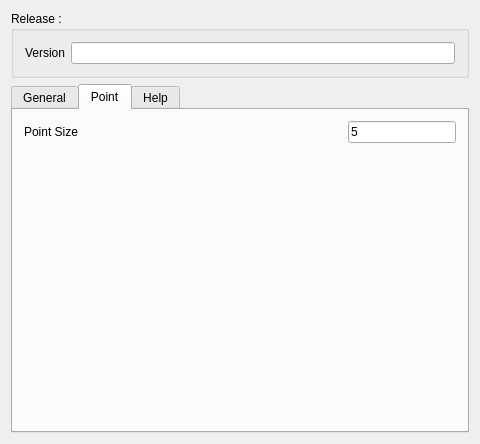
Above: Resources/Ui/WorkFeature_prefs.ui from Rentlau/WorkFeature-WB before the change. Below: the same form after it.
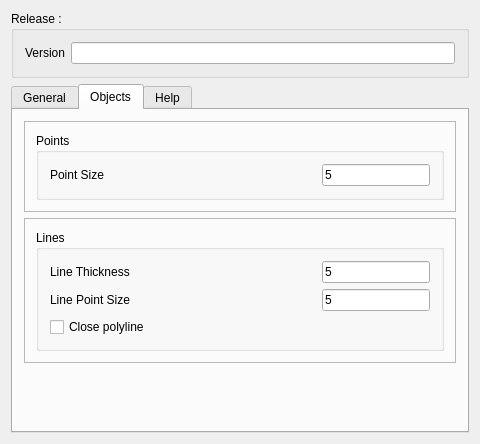
That is the form after the change. The open tabs and pages were chosen to show the change. Icons and pictures are not drawn. Custom widgets are drawn as their Qt base class.

Commit message: twoPointsLine function added

```diff
--- a/Resources/Ui/WorkFeature_prefs.ui
+++ b/Resources/Ui/WorkFeature_prefs.ui
@@ -216,10 +216,28 @@
      </widget>
      <widget class="QWidget" name="tab_point">
       <attribute name="title">
-       <string>Point</string>
+       <string>Objects</string>
       </attribute>
+      <layout class="QGridLayout" name="gridLayout_10">
+       <item row="0" column="0">
+        <widget class="QFrame" name="frame">
+         <property name="frameShape">
+          <enum>QFrame::StyledPanel</enum>
+         </property>
+         <property name="frameShadow">
+          <enum>QFrame::Raised</enum>
+         </property>
       <layout class="QGridLayout" name="gridLayout_8">
        <item row="0" column="0">
+           <widget class="QGroupBox" name="groupBox">
+            <property name="title">
+             <string>Points</string>
+            </property>
+            <property name="flat">
+             <bool>true</bool>
+            </property>
+            <layout class="QVBoxLayout" name="verticalLayout_2">
+             <item>
         <layout class="QHBoxLayout" name="horizontalLayout_2">
          <item>
           <widget class="QLabel" name="point_label">
@@ -270,7 +288,158 @@
          </item>
         </layout>
        </item>
+            </layout>
+           </widget>
+          </item>
+         </layout>
+        </widget>
+       </item>
        <item row="1" column="0">
+        <widget class="QFrame" name="frame_2">
+         <property name="frameShape">
+          <enum>QFrame::StyledPanel</enum>
+         </property>
+         <property name="frameShadow">
+          <enum>QFrame::Raised</enum>
+         </property>
+         <layout class="QGridLayout" name="gridLayout_9">
+          <item row="0" column="0">
+           <widget class="QGroupBox" name="groupBox_4">
+            <property name="title">
+             <string>Lines</string>
+            </property>
+            <layout class="QVBoxLayout" name="verticalLayout">
+             <item>
+              <layout class="QHBoxLayout" name="horizontalLayout_3">
+               <item>
+                <widget class="QLabel" name="line_label">
+                 <property name="enabled">
+                  <bool>true</bool>
+                 </property>
+                 <property name="sizePolicy">
+                  <sizepolicy hsizetype="Expanding" vsizetype="Preferred">
+                   <horstretch>0</horstretch>
+                   <verstretch>0</verstretch>
+                  </sizepolicy>
+                 </property>
+                 <property name="toolTip">
+                  <string>&lt;html&gt;&lt;head/&gt;&lt;body&gt;&lt;p&gt;Change the thickness of next generated line(s).&lt;/p&gt;&lt;/body&gt;&lt;/html&gt;</string>
+                 </property>
+                 <property name="text">
+                  <string>Line Thickness</string>
+                 </property>
+                </widget>
+               </item>
+               <item>
+                <widget class="Gui::PrefLineEdit" name="line_edit">
+                 <property name="sizePolicy">
+                  <sizepolicy hsizetype="Minimum" vsizetype="Fixed">
+                   <horstretch>0</horstretch>
+                   <verstretch>0</verstretch>
+                  </sizepolicy>
+                 </property>
+                 <property name="minimumSize">
+                  <size>
+                   <width>100</width>
+                   <height>0</height>
+                  </size>
+                 </property>
+                 <property name="toolTip">
+                  <string>&lt;html&gt;&lt;head/&gt;&lt;body&gt;&lt;p&gt;Change the thickness of future line(s).&lt;/p&gt;&lt;/body&gt;&lt;/html&gt;</string>
+                 </property>
+                 <property name="text">
+                  <string>5</string>
+                 </property>
+                 <property name="prefEntry" stdset="0">
+                  <cstring>lineThickness</cstring>
+                 </property>
+                 <property name="prefPath" stdset="0">
+                  <cstring>Mod/WF</cstring>
+                 </property>
+                </widget>
+               </item>
+              </layout>
+             </item>
+             <item>
+              <layout class="QHBoxLayout" name="horizontalLayout_4">
+               <item>
+                <widget class="QLabel" name="line_label_2">
+                 <property name="enabled">
+                  <bool>true</bool>
+                 </property>
+                 <property name="sizePolicy">
+                  <sizepolicy hsizetype="Expanding" vsizetype="Preferred">
+                   <horstretch>0</horstretch>
+                   <verstretch>0</verstretch>
+                  </sizepolicy>
+                 </property>
+                 <property name="toolTip">
+                  <string>&lt;html&gt;&lt;head/&gt;&lt;body&gt;&lt;p&gt;Change the points size of next generated line(s).&lt;/p&gt;&lt;/body&gt;&lt;/html&gt;</string>
+                 </property>
+                 <property name="text">
+                  <string>Line Point Size</string>
+                 </property>
+                </widget>
+               </item>
+               <item>
+                <widget class="Gui::PrefLineEdit" name="line_edit_2">
+                 <property name="sizePolicy">
+                  <sizepolicy hsizetype="Minimum" vsizetype="Fixed">
+                   <horstretch>0</horstretch>
+                   <verstretch>0</verstretch>
+                  </sizepolicy>
+                 </property>
+                 <property name="minimumSize">
+                  <size>
+                   <width>100</width>
+                   <height>0</height>
+                  </size>
+                 </property>
+                 <property name="toolTip">
+                  <string>&lt;html&gt;&lt;head/&gt;&lt;body&gt;&lt;p&gt;Change the points size of future line(s).&lt;/p&gt;&lt;/body&gt;&lt;/html&gt;</string>
+                 </property>
+                 <property name="text">
+                  <string>5</string>
+                 </property>
+                 <property name="prefEntry" stdset="0">
+                  <cstring>linePointSize</cstring>
+                 </property>
+                 <property name="prefPath" stdset="0">
+                  <cstring>Mod/WF</cstring>
+                 </property>
+                </widget>
+               </item>
+              </layout>
+             </item>
+             <item>
+              <widget class="Gui::PrefCheckBox" name="close_checkbox">
+               <property name="toolTip">
+                <string>&lt;html&gt;&lt;head/&gt;&lt;body&gt;&lt;p&gt;Toggle here if you want to close a polyline.&lt;/p&gt;&lt;/body&gt;&lt;/html&gt;</string>
+               </property>
+               <property name="text">
+                <string>Close polyline</string>
+               </property>
+               <property name="prefEntry" stdset="0">
+                <cstring>closePolyline</cstring>
+               </property>
+               <property name="prefPath" stdset="0">
+                <cstring>Mod/WF</cstring>
+               </property>
+              </widget>
+             </item>
+            </layout>
+            <zorder>close_checkbox</zorder>
+            <zorder></zorder>
+            <zorder></zorder>
+            <zorder></zorder>
+            <zorder></zorder>
+            <zorder>close_checkbox</zorder>
+           </widget>
+          </item>
+         </layout>
+        </widget>
+       </item>
+       <item row="2" column="0">
         <spacer name="verticalSpacer_3">
          <property name="orientation">
           <enum>Qt::Vertical</enum>
```
Left out of the diff: 74 changed lines with no effect on the pictures. Lines whose indentation alone changed are shown as unchanged. The commit also changes 7 other files.
